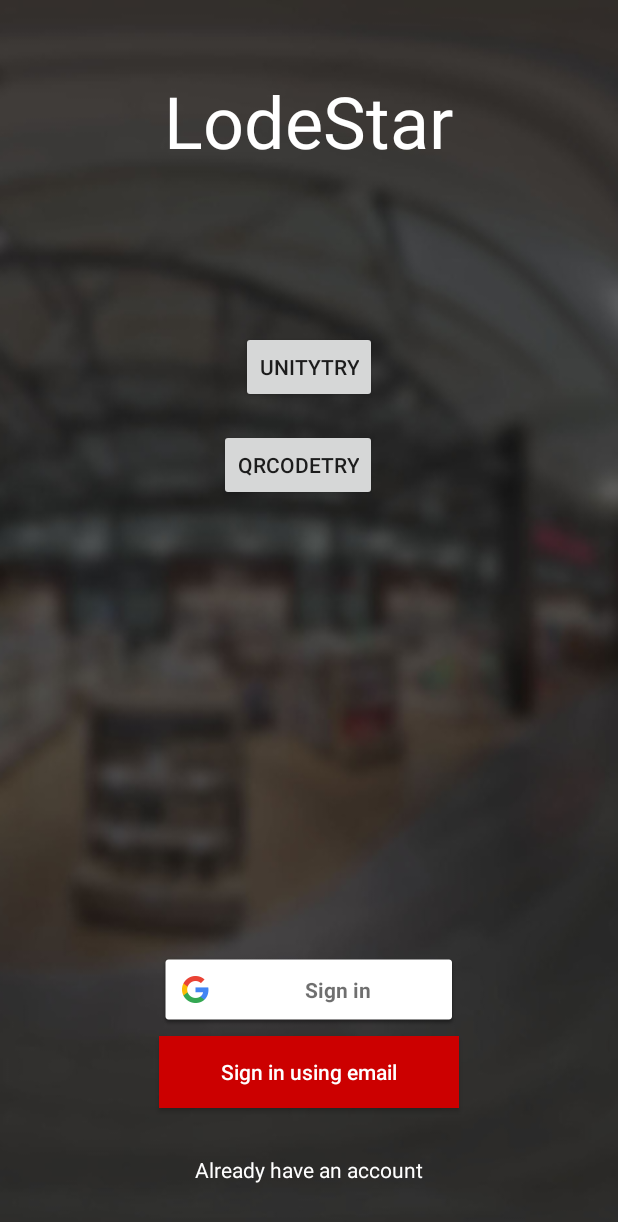
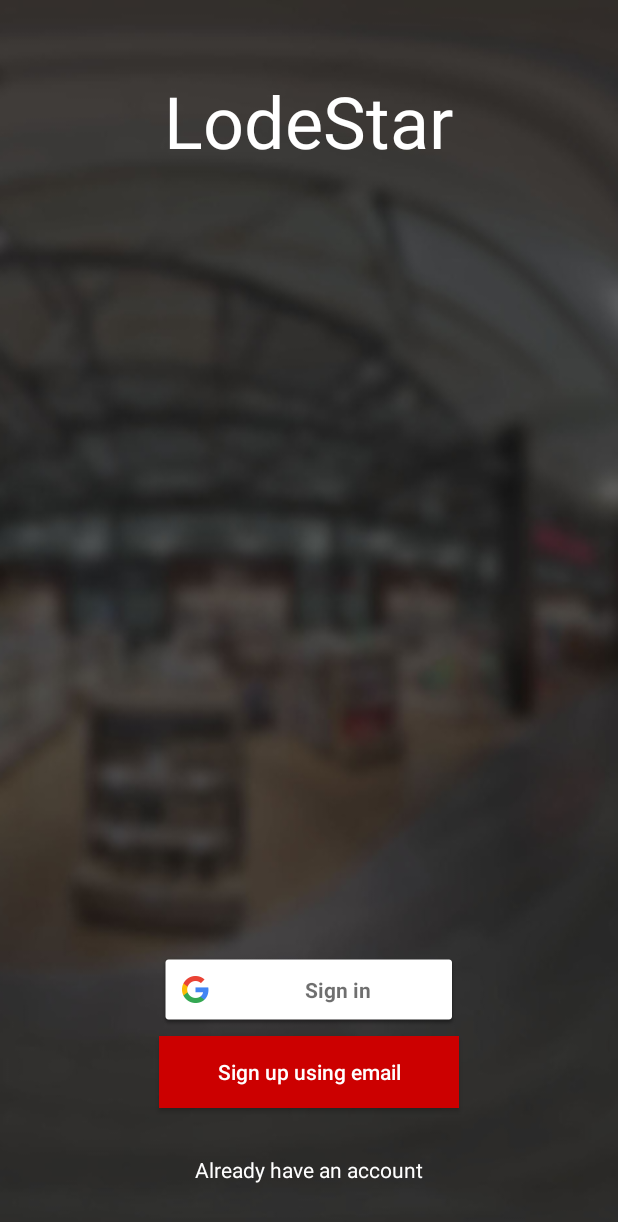
Before and after one commit to celikkoseoglu/LodeStar, an Android app: the screen it shows after launch (LoginActivity), on a phone screen of 412 x 824 dp. Shown: the top 1222 px of the screen. Run offline under Robolectric (Android 15) with nearby library versions, the phone set to English and light mode, and no system bars.

Commit message:
Modifications made on login activity and layout files

```diff
--- a/Android/LodeStar/app/src/main/java/com/lodestarapp/cs491/lodestar/LoginActivity.java
+++ b/Android/LodeStar/app/src/main/java/com/lodestarapp/cs491/lodestar/LoginActivity.java
@@ -6,6 +6,7 @@ import android.support.v7.app.AppCompatActivity;
 import android.os.Bundle;
 import android.util.Log;
 import android.view.View;
+import android.widget.Button;
 import android.widget.Toast;
 
 import com.google.android.gms.auth.api.Auth;
@@ -24,15 +25,26 @@ public class LoginActivity extends AppCompatActivity implements
 
     private GoogleApiClient mGoogleApiClient;
 
-
     private SignInButton signInButton;
 
-
+    private Button signInWithEmail;
 
     @Override
     protected void onCreate(Bundle savedInstanceState) {
         super.onCreate(savedInstanceState);
         setContentView(R.layout.activity_login);
+
+
+        signInWithEmail = (Button) findViewById(R.id.button_email);
+
+        signInWithEmail.setOnClickListener(
+                new Button.OnClickListener(){
+                    public void onClick(View v){
+                        Intent intent = new Intent(LoginActivity.this, SignUpActivity.class);
+                        startActivity(intent);
+                    }
+                }
+        );
 
         signInButton = (SignInButton) findViewById(R.id.GoogleSignInButton);
         signInButton.setOnClickListener(this);
--- a/Android/LodeStar/app/src/main/res/layout/activity_login.xml
+++ b/Android/LodeStar/app/src/main/res/layout/activity_login.xml
@@ -26,7 +26,7 @@
         android:textSize="48sp" />
 
     <Button
-        android:id="@+id/button2"
+        android:id="@+id/button_email"
         android:layout_width="200dp"
         android:layout_height="wrap_content"
         android:layout_alignTop="@+id/GoogleSignInButton"
@@ -37,35 +37,17 @@
         android:text="@string/sign_up_email"
         android:textColor="@android:color/background_light" />
 
-    <Button
-        android:id="@+id/button3"
+    <TextView
+        android:id="@+id/login_text"
         android:layout_width="wrap_content"
         android:layout_height="wrap_content"
-        android:layout_below="@+id/textView"
-        android:layout_centerHorizontal="true"
-        android:layout_marginTop="108dp"
-        android:onClick="unityGameStart"
-        android:text="UnıtyTry" />
-
-    <TextView
-        android:id="@+id/textView2"
-        android:layout_width="wrap_content"
-        android:layout_height="wrap_content"
-        android:layout_below="@+id/button2"
+        android:layout_below="@+id/button_email"
         android:layout_centerHorizontal="true"
         android:layout_marginTop="31dp"
         android:text="@string/user_has_account_sign_in"
-        android:textColor="@android:color/background_light" />
-
-    <Button
-        android:id="@+id/button4"
-        android:layout_width="wrap_content"
-        android:layout_height="wrap_content"
-        android:layout_alignEnd="@+id/button3"
-        android:layout_alignRight="@+id/button3"
-        android:layout_below="@+id/button3"
-        android:layout_marginTop="17dp"
-        android:onClick="qrCodeStart"
-        android:text="QRCodeTry" />
+        android:textColor="@android:color/background_light"
+        android:onClick="onClick"
+        android:clickable="true"
+        android:focusable="true" />
 
 </RelativeLayout>
--- a/Android/LodeStar/app/src/main/res/values/strings.xml
+++ b/Android/LodeStar/app/src/main/res/values/strings.xml
@@ -1,7 +1,7 @@
 <?xml version="1.0" encoding="utf-8"?>
 <resources>
     <string name="app_name">LodeStar</string>
-    <string name="sign_up_email">Sign in using email</string>
+    <string name="sign_up_email">Sign up using email</string>
     <string name="user_has_account_sign_in">"Already have an account</string>
 
 
--- a/Android/LodeStar/gradle.properties
+++ b/Android/LodeStar/gradle.properties
@@ -11,9 +11,6 @@
 # The setting is particularly useful for tweaking memory settings.
 org.gradle.jvmargs=-Xmx1536m
 
-android.enableAapt2=false
-
-
 # When configured, Gradle will run in incubating parallel mode.
 # This option should only be used with decoupled projects. More details, visit
 # http://www.gradle.org/docs/current/userguide/multi_project_builds.html#sec:decoupled_projects
```
Also changed, not shown: Android/LodeStar/app/src/main/res/layout/activity_preferences.xml (added, +18 -0 lines).
